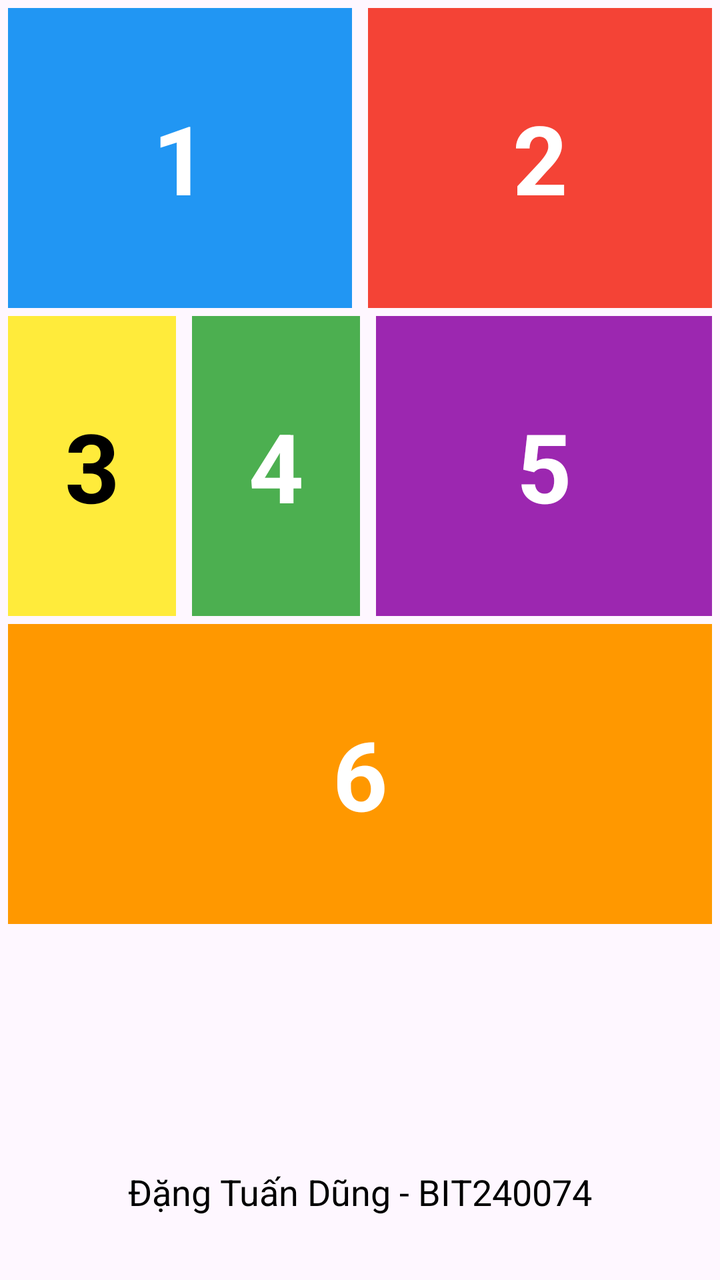
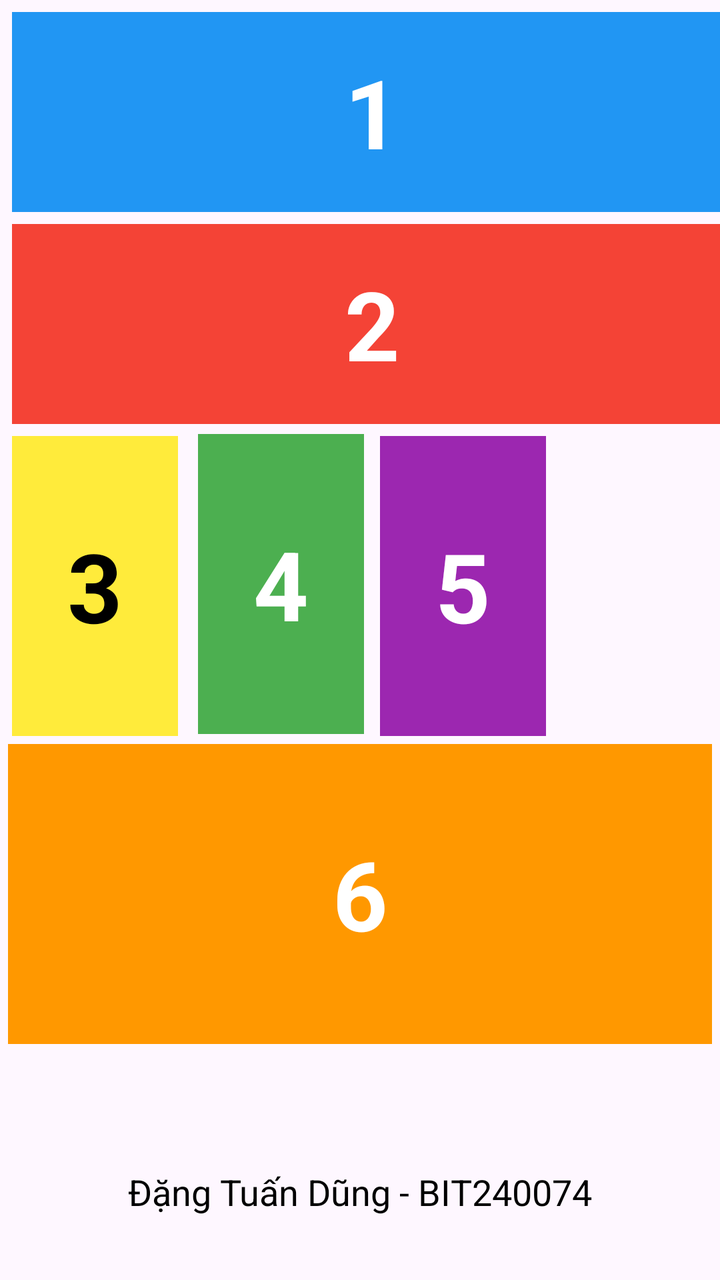

Screens rendered from an Android XML layout before and after an edit, with the pre-edit source and the edit as a unified diff.
<!-- AndroidManifest.xml: application theme Theme.MyApplication -->
<!-- res/layout/activity_main.xml -->
<?xml version="1.0" encoding="utf-8"?>
<androidx.constraintlayout.widget.ConstraintLayout xmlns:android="http://schemas.android.com/apk/res/android"
    xmlns:app="http://schemas.android.com/apk/res-auto"
    xmlns:tools="http://schemas.android.com/tools"
    android:id="@+id/main"
    android:layout_width="match_parent"
    android:layout_height="match_parent"
    tools:context=".MainActivity">

    <TextView
        android:id="@+id/box1"
        android:layout_width="0dp"
        android:layout_height="150dp"
        android:layout_margin="4dp"
        android:background="@color/blue_box"
        android:gravity="center"
        android:text="1"
        android:textColor="@color/white"
        android:textSize="48sp"
        android:textStyle="bold"
        app:layout_constraintEnd_toStartOf="@+id/box2"
        app:layout_constraintHorizontal_weight="1"
        app:layout_constraintStart_toStartOf="parent"
        app:layout_constraintTop_toTopOf="parent" />

    <TextView
        android:id="@+id/box2"
        android:layout_width="0dp"
        android:layout_height="150dp"
        android:layout_margin="4dp"
        android:background="@color/red_box"
        android:gravity="center"
        android:text="2"
        android:textColor="@color/white"
        android:textSize="48sp"
        android:textStyle="bold"
        app:layout_constraintEnd_toEndOf="parent"
        app:layout_constraintHorizontal_weight="1"
        app:layout_constraintStart_toEndOf="@+id/box1"
        app:layout_constraintTop_toTopOf="parent" />

    <TextView
        android:id="@+id/box3"
        android:layout_width="0dp"
        android:layout_height="150dp"
        android:layout_margin="4dp"
        android:background="@color/yellow_box"
        android:gravity="center"
        android:text="3"
        android:textColor="@color/black"
        android:textSize="48sp"
        android:textStyle="bold"
        app:layout_constraintEnd_toStartOf="@+id/box4"
        app:layout_constraintHorizontal_weight="1"
        app:layout_constraintStart_toStartOf="parent"
        app:layout_constraintTop_toBottomOf="@+id/box1" />

    <TextView
        android:id="@+id/box4"
        android:layout_width="0dp"
        android:layout_height="150dp"
        android:layout_margin="4dp"
        android:background="@color/green_box"
        android:gravity="center"
        android:text="4"
        android:textColor="@color/white"
        android:textSize="48sp"
        android:textStyle="bold"
        app:layout_constraintEnd_toStartOf="@+id/box5"
        app:layout_constraintHorizontal_weight="1"
        app:layout_constraintStart_toEndOf="@+id/box3"
        app:layout_constraintTop_toBottomOf="@+id/box1" />

    <TextView
        android:id="@+id/box5"
        android:layout_width="0dp"
        android:layout_height="150dp"
        android:layout_margin="4dp"
        android:background="@color/purple_box"
        android:gravity="center"
        android:text="5"
        android:textColor="@color/white"
        android:textSize="48sp"
        android:textStyle="bold"
        app:layout_constraintEnd_toEndOf="parent"
        app:layout_constraintHorizontal_weight="2"
        app:layout_constraintStart_toEndOf="@+id/box4"
        app:layout_constraintTop_toBottomOf="@+id/box2" />

    <TextView
        android:id="@+id/box6"
        android:layout_width="0dp"
        android:layout_height="150dp"
        android:layout_margin="4dp"
        android:background="@color/orange_box"
        android:gravity="center"
        android:text="6"
        android:textColor="@color/white"
        android:textSize="48sp"
        android:textStyle="bold"
        app:layout_constraintEnd_toEndOf="parent"
        app:layout_constraintStart_toStartOf="parent"
        app:layout_constraintTop_toBottomOf="@+id/box3" />

    <TextView
        android:id="@+id/footerText"
        android:layout_width="wrap_content"
        android:layout_height="wrap_content"
        android:layout_marginBottom="32dp"
        android:text="Đặng Tuấn Dũng - BIT240074"
        android:textColor="@color/black"
        android:textSize="18sp"
        app:layout_constraintBottom_toBottomOf="parent"
        app:layout_constraintEnd_toEndOf="parent"
        app:layout_constraintStart_toStartOf="parent" />

</androidx.constraintlayout.widget.ConstraintLayout>
<!-- resources referenced by this layout -->
<resources>
  <color name="black">#FF000000</color>
  <color name="blue_box">#2196F3</color>
  <color name="green_box">#4CAF50</color>
  <color name="orange_box">#FF9800</color>
  <color name="purple_box">#9C27B0</color>
  <color name="red_box">#F44336</color>
  <color name="white">#FFFFFFFF</color>
  <color name="yellow_box">#FFEB3B</color>
  <style name="Theme.MyApplication" parent="Base.Theme.MyApplication" />
  <style name="Base.Theme.MyApplication" parent="Theme.Material3.DayNight.NoActionBar">
          
          
      </style>
</resources>

<!-- the commit's change to res/layout/activity_main.xml (unified diff, before → after) -->
@@ -10,40 +10,38 @@
     <TextView
         android:id="@+id/box1"
         android:layout_width="0dp"
-        android:layout_height="150dp"
-        android:layout_margin="4dp"
+        android:layout_height="100dp"
+        android:layout_margin="6dp"
         android:background="@color/blue_box"
         android:gravity="center"
         android:text="1"
         android:textColor="@color/white"
         android:textSize="48sp"
         android:textStyle="bold"
-        app:layout_constraintEnd_toStartOf="@+id/box2"
-        app:layout_constraintHorizontal_weight="1"
+        app:layout_constraintWidth_percent="1"
         app:layout_constraintStart_toStartOf="parent"
         app:layout_constraintTop_toTopOf="parent" />
 
     <TextView
         android:id="@+id/box2"
         android:layout_width="0dp"
-        android:layout_height="150dp"
-        android:layout_margin="4dp"
+        android:layout_height="100dp"
+        android:layout_margin="6dp"
         android:background="@color/red_box"
         android:gravity="center"
         android:text="2"
         android:textColor="@color/white"
         android:textSize="48sp"
         android:textStyle="bold"
-        app:layout_constraintEnd_toEndOf="parent"
-        app:layout_constraintHorizontal_weight="1"
-        app:layout_constraintStart_toEndOf="@+id/box1"
-        app:layout_constraintTop_toTopOf="parent" />
+        app:layout_constraintWidth_percent="1"
+        app:layout_constraintStart_toStartOf="parent"
+        app:layout_constraintTop_toBottomOf="@+id/box1" />
 
     <TextView
         android:id="@+id/box3"
         android:layout_width="0dp"
         android:layout_height="150dp"
-        android:layout_margin="4dp"
+        android:layout_margin="6dp"
         android:background="@color/yellow_box"
         android:gravity="center"
         android:text="3"
@@ -53,39 +51,55 @@
         app:layout_constraintEnd_toStartOf="@+id/box4"
         app:layout_constraintHorizontal_weight="1"
         app:layout_constraintStart_toStartOf="parent"
-        app:layout_constraintTop_toBottomOf="@+id/box1" />
+        app:layout_constraintTop_toBottomOf="@+id/box2" />
 
     <TextView
         android:id="@+id/box4"
         android:layout_width="0dp"
         android:layout_height="150dp"
         android:layout_margin="4dp"
+        android:layout_marginStart="8dp"
+        android:layout_marginBottom="5dp"
         android:background="@color/green_box"
         android:gravity="center"
         android:text="4"
         android:textColor="@color/white"
         android:textSize="48sp"
         android:textStyle="bold"
+        app:layout_constraintBottom_toTopOf="@+id/box6"
         app:layout_constraintEnd_toStartOf="@+id/box5"
         app:layout_constraintHorizontal_weight="1"
         app:layout_constraintStart_toEndOf="@+id/box3"
-        app:layout_constraintTop_toBottomOf="@+id/box1" />
+        app:layout_constraintTop_toBottomOf="@+id/box2" />
 
     <TextView
         android:id="@+id/box5"
         android:layout_width="0dp"
         android:layout_height="150dp"
         android:layout_margin="4dp"
+        android:layout_marginBottom="5dp"
         android:background="@color/purple_box"
         android:gravity="center"
         android:text="5"
         android:textColor="@color/white"
         android:textSize="48sp"
         android:textStyle="bold"
+        app:layout_constraintBottom_toTopOf="@+id/box6"
+        app:layout_constraintEnd_toStartOf="@+id/spacer"
+        app:layout_constraintHorizontal_weight="1"
+        app:layout_constraintStart_toEndOf="@+id/box4"
+        app:layout_constraintTop_toBottomOf="@+id/box2"
+        app:layout_constraintVertical_bias="1.0" />
+
+    <View
+        android:id="@+id/spacer"
+        android:layout_width="0dp"
+        android:layout_height="0dp"
+        app:layout_constraintBottom_toBottomOf="@+id/box5"
         app:layout_constraintEnd_toEndOf="parent"
-        app:layout_constraintHorizontal_weight="2"
-        app:layout_constraintStart_toEndOf="@+id/box4"
-        app:layout_constraintTop_toBottomOf="@+id/box2" />
+        app:layout_constraintHorizontal_weight="1"
+        app:layout_constraintStart_toEndOf="@+id/box5"
+        app:layout_constraintTop_toTopOf="@+id/box5" />
 
     <TextView
         android:id="@+id/box6"
